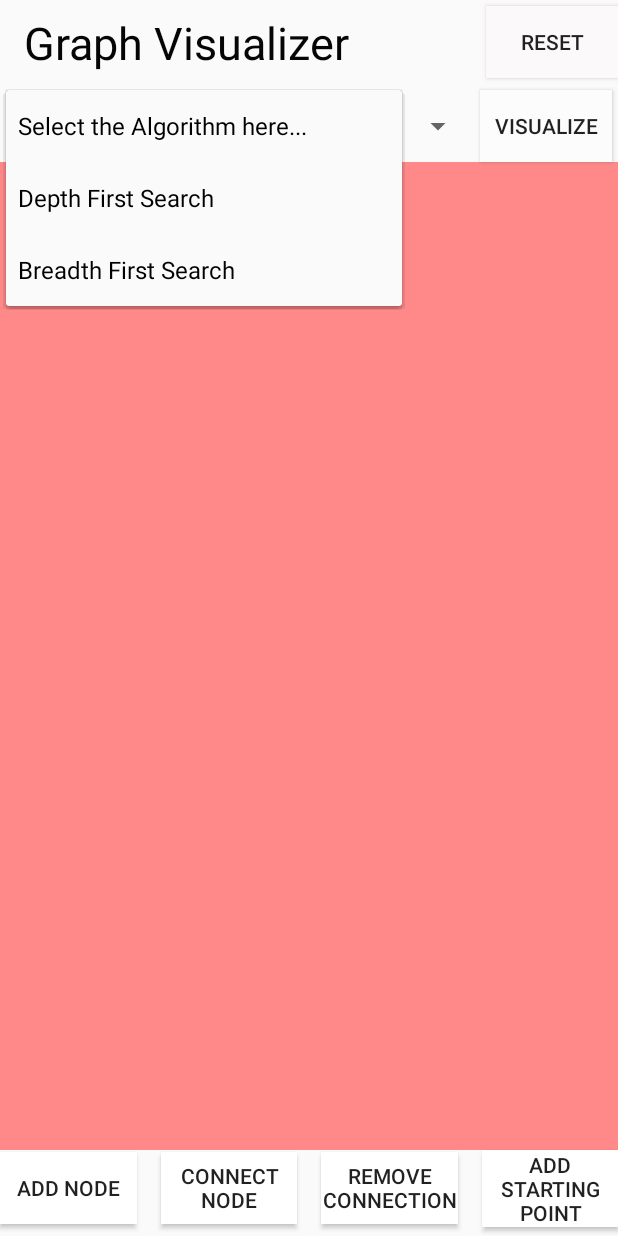
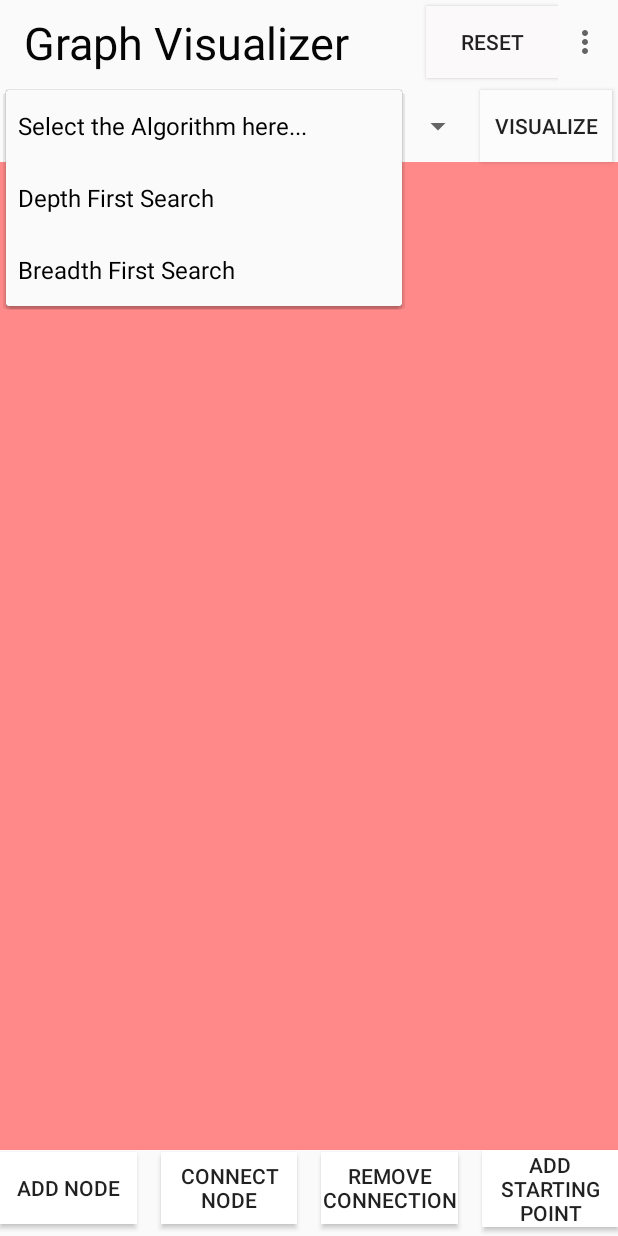
Before and after one commit to The-Lazy-People/Graph-Visualiser, an Android app: the screen it shows after launch (MainActivity), after a tap on "Select the Algorithm here...", on a phone screen of 412 x 824 dp. Run offline under Robolectric (Android 15) with nearby library versions, the phone set to English and light mode, and no system bars.

Commit message:
Added tree structure

```diff
--- a/app/src/main/java/com/thelazypeople/graphvisualiser/MainActivity.kt
+++ b/app/src/main/java/com/thelazypeople/graphvisualiser/MainActivity.kt
@@ -6,12 +6,10 @@ import android.graphics.PointF
 import android.os.Bundle
 import android.os.Vibrator
 import android.util.Log
-import android.view.DragEvent
-import android.view.MotionEvent
-import android.view.View
-import android.view.ViewGroup
+import android.view.*
 import android.widget.*
 import androidx.appcompat.app.AppCompatActivity
+import androidx.appcompat.widget.Toolbar
 import kotlinx.android.synthetic.main.activity_main.*
 import kotlinx.coroutines.Dispatchers
 import kotlinx.coroutines.GlobalScope
@@ -42,20 +40,40 @@ class MainActivity : AppCompatActivity(), View.OnTouchListener, View.OnDragListe
     var startingDFSNode = 0
     var isTreeModeOn=0
 
+    lateinit var graphSpinner :Spinner
+    lateinit var treeSpinner: Spinner
+
     override fun onCreate(savedInstanceState: Bundle?) {
         super.onCreate(savedInstanceState)
         setContentView(R.layout.activity_main)
 
-        val spinner: Spinner = findViewById(R.id.spinner)
+
+            graphSpinner = findViewById(R.id.spinner)
             ArrayAdapter.createFromResource(
             this,
             R.array.algorithms_array,
             android.R.layout.simple_spinner_item
         ).also { adapter ->
             adapter.setDropDownViewResource(android.R.layout.simple_spinner_dropdown_item)
-            spinner.adapter = adapter
+            graphSpinner.adapter = adapter
         }
-        spinner.onItemSelectedListener = this
+        graphSpinner.onItemSelectedListener = this
+
+
+        treeSpinner = findViewById(R.id.treeSpinner)
+        ArrayAdapter.createFromResource(
+            this,
+            R.array.tree_algorithms,
+            android.R.layout.simple_spinner_item
+        ).also { adapter ->
+            adapter.setDropDownViewResource(android.R.layout.simple_spinner_dropdown_item)
+            treeSpinner.adapter = adapter
+        }
+        treeSpinner.onItemSelectedListener = this
+
+
+        val toolbar = findViewById<Toolbar>(R.id.toolbar)
+        setSupportActionBar(toolbar)
 
         btnvisualize.setOnClickListener {
             checker.removeAll(checker)
@@ -187,6 +205,30 @@ class MainActivity : AppCompatActivity(), View.OnTouchListener, View.OnDragListe
             btnRemoveConnection.isClickable=true
             btnstarting_point.isClickable=true
         }
+    }
+
+    override fun onCreateOptionsMenu(menu: Menu?): Boolean {
+        //return super.onCreateOptionsMenu(menu)
+        menuInflater.inflate(R.menu.topic_change, menu)
+        return true
+    }
+
+    override fun onOptionsItemSelected(item: MenuItem): Boolean {
+        when(item.itemId){
+            R.id.tree_item ->{
+                title_view.text = "Tree Visualizer"
+                graphSpinner.visibility = View.GONE
+                treeSpinner.visibility = View.VISIBLE
+                return true
+            }
+            R.id.graph_item ->{
+                title_view.text = "Graph Visualizer"
+                graphSpinner.visibility = View.VISIBLE
+                treeSpinner.visibility = View.GONE
+                return true
+            }
+        }
+        return super.onOptionsItemSelected(item)
     }
 
     fun isCyclicUtil(v: Int,parent: Int): Boolean {
--- a/app/src/main/res/layout/activity_main.xml
+++ b/app/src/main/res/layout/activity_main.xml
@@ -15,6 +15,7 @@
         app:layout_constraintEnd_toEndOf="parent"
         app:layout_constraintStart_toStartOf="parent"
         app:layout_constraintTop_toTopOf="parent"
+        app:menu="@menu/topic_change"
         app:title="Graph Visualizer">
 
         <androidx.constraintlayout.widget.ConstraintLayout
@@ -34,7 +35,7 @@
                 app:layout_constraintTop_toTopOf="parent" />
 
             <TextView
-                android:id="@+id/textView"
+                android:id="@+id/title_view"
                 android:layout_width="wrap_content"
                 android:layout_height="wrap_content"
                 android:text="Graph Visualizer"
@@ -71,7 +72,8 @@
         app:layout_constraintHorizontal_bias="0.163"
         app:layout_constraintStart_toStartOf="parent"
         app:layout_constraintTop_toTopOf="@+id/btnvisualize"
-        android:visibility="invisible"/>
+        android:visibility="gone"
+        />
 
     <Button
         android:id="@+id/btnvisualize"
@@ -135,7 +137,7 @@
         app:layout_constraintBottom_toTopOf="@+id/btnstarting_point"
         app:layout_constraintEnd_toEndOf="parent"
         app:layout_constraintStart_toStartOf="parent"
-        app:layout_constraintTop_toBottomOf="@+id/spinner"
+        app:layout_constraintTop_toBottomOf="@+id/btnvisualize"
         app:layout_constraintVertical_bias="0.98">
 
         <com.thelazypeople.graphvisualiser.LineView
--- /dev/null
+++ b/app/src/main/res/menu/topic_change.xml
@@ -0,0 +1,11 @@
+<?xml version="1.0" encoding="utf-8"?>
+<menu xmlns:app="http://schemas.android.com/apk/res-auto"
+    xmlns:android="http://schemas.android.com/apk/res/android">
+
+    <item
+        android:id="@+id/tree_item"
+        android:title="Tree" />
+    <item
+        android:id="@+id/graph_item"
+        android:title="Graph" />
+</menu>
--- a/app/src/main/res/values/SpinnerDetails.xml
+++ b/app/src/main/res/values/SpinnerDetails.xml
@@ -6,4 +6,10 @@
         <item>Breadth First Search</item>
     </string-array>
 
+    <string-array name="tree_algorithms">
+        <item>Select the Algorithm here...</item>
+        <item>Height of Tree</item>
+        <item>Diameter of Tree</item>
+    </string-array>
+
 </resources>
```
